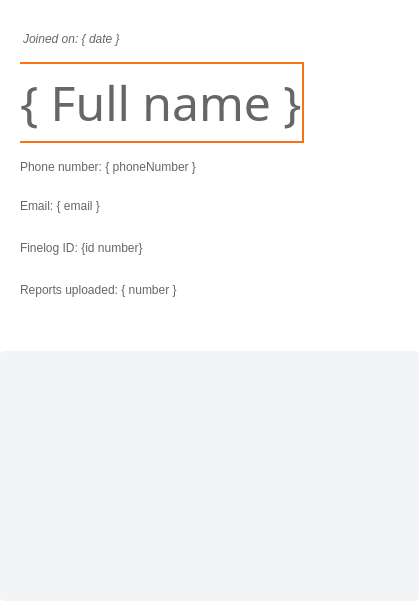
The window that adminpanel.ui (Ph4sm4/FinelogApp) describes before a commit, drawn with Qt 5.
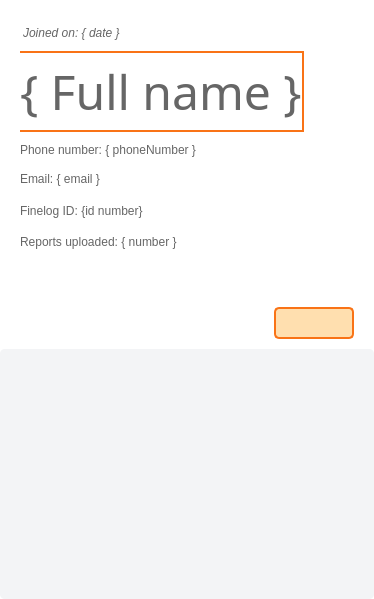
The same window after the commit. The open tabs and pages were chosen to show the change. Icons and pictures are not drawn.

Diff of the .ui file:
```diff
--- a/adminpanel.ui
+++ b/adminpanel.ui
@@ -6,8 +6,8 @@
    <rect>
     <x>0</x>
     <y>0</y>
-    <width>419</width>
-    <height>601</height>
+    <width>374</width>
+    <height>599</height>
    </rect>
   </property>
   <property name="windowTitle">
@@ -573,6 +573,83 @@
          </property>
         </spacer>
        </item>
+       <item>
+        <layout class="QHBoxLayout" name="horizontalLayout_6">
+         <property name="leftMargin">
+          <number>20</number>
+         </property>
+         <property name="topMargin">
+          <number>10</number>
+         </property>
+         <property name="rightMargin">
+          <number>20</number>
+         </property>
+         <property name="bottomMargin">
+          <number>10</number>
+         </property>
+         <item>
+          <spacer name="horizontalSpacer_3">
+           <property name="orientation">
+            <enum>Qt::Horizontal</enum>
+           </property>
+           <property name="sizeHint" stdset="0">
+            <size>
+             <width>40</width>
+             <height>20</height>
+            </size>
+           </property>
+          </spacer>
+         </item>
+         <item>
+          <widget class="QComboBox" name="comboBox">
+           <property name="styleSheet">
+            <string notr="true">QComboBox {
+        /* Background and border */
+        background-color: #FFDFAF;
+        border: 2px solid #F97316;
+        border-radius: 5px;
+        padding: 6px;
+        color: #FFFFFF;
+    }
+QComboBox::down-arrow {
+    image: url(:/icons/content/chevron-down.svg);
+    width: 10px;
+    height: 10px;
+}
+
+    QComboBox::drop-down {
+        /* Dropdown arrow */
+        width: 20px;
+        border: none;
+        background: transparent;
+    }
+
+    QComboBox::drop-down:hover {
+        /* Dropdown arrow hover effect */
+        background-color: #FFBE68;
+    }
+
+    QComboBox QAbstractItemView {
+        /* Dropdown menu */
+        border: 2px solid #F97316;
+        background-color: #FFDFAF;
+        selection-background-color: #F97316;
+    }
+
+    QComboBox QAbstractItemView::item {
+        /* Individual items in the dropdown menu */
+        padding: 6px;
+    }
+
+    QComboBox QAbstractItemView::item:selected {
+        /* Selected item in the dropdown menu */
+        background-color: #F97316;
+    }</string>
+           </property>
+          </widget>
+         </item>
+        </layout>
+       </item>
        <item>
         <widget class="QScrollArea" name="scrollArea_2">
          <property name="sizePolicy">
@@ -651,7 +728,7 @@
            <rect>
             <x>0</x>
             <y>0</y>
-            <width>419</width>
+            <width>374</width>
             <height>250</height>
            </rect>
           </property>
@@ -665,6 +742,9 @@
            <property name="rightMargin">
             <number>20</number>
            </property>
+           <property name="bottomMargin">
+            <number>100</number>
+           </property>
           </layout>
          </widget>
         </widget>
```
Left out of the diff: 7 changed lines with no effect on the pictures.
